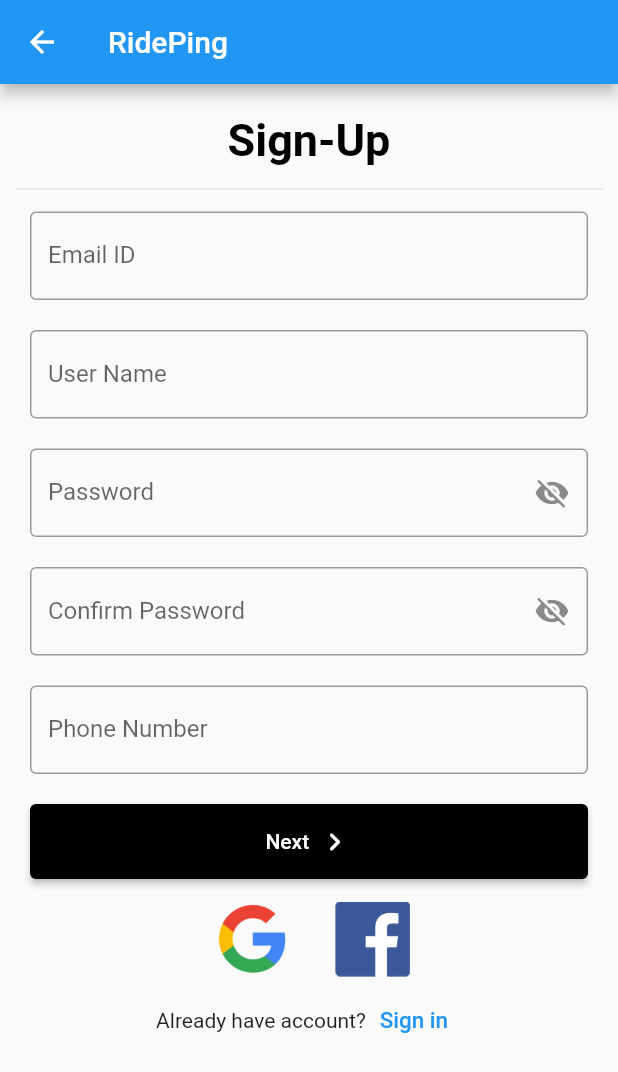
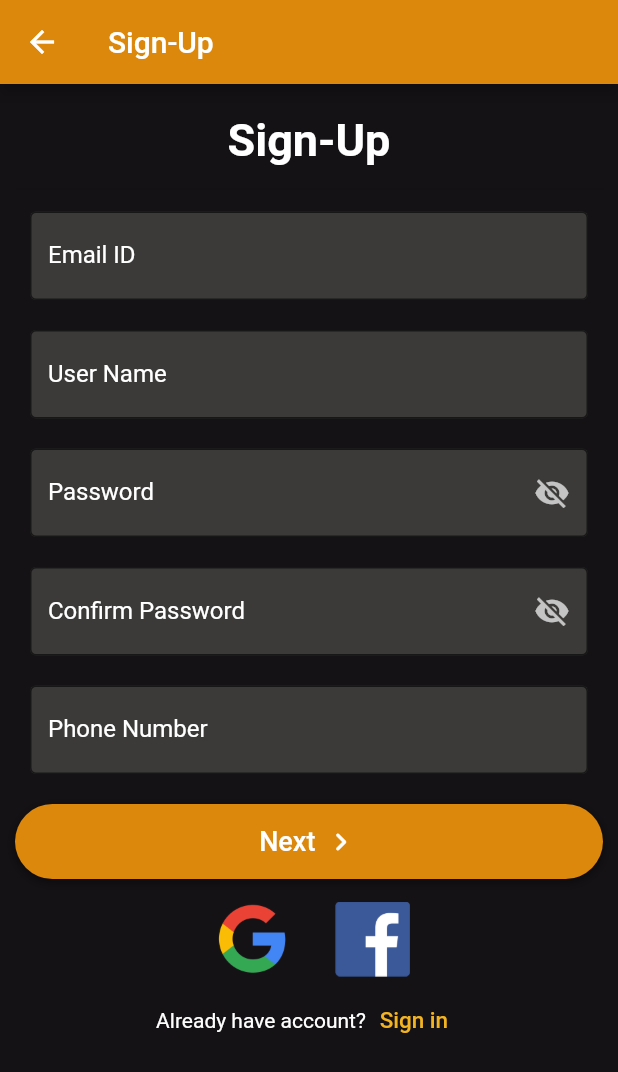
Before and after one commit to kavinduChamithG/car-pooling-app, a Flutter app: the SignUpScreen screen opened directly, on a phone screen of 412 x 824 dp. Shown: the top 1072 px of the screen. Run offline on Flutter 3.47's test engine with Material 2 defaults, Android fonts, the phone set to English and light mode, and no system bars; our stand-ins replace firebase_auth, firebase_core, firebase_database, firebase_messaging, fluttertoast, geolocator and 1 more; missing offline and left inert: flutter_geofire; accounts and stored records are empty.

Commit message:
Sixth commit till final UI for first sprint

```diff
--- a/lib/authentication/signup_screen.dart
+++ b/lib/authentication/signup_screen.dart
@@ -139,8 +139,10 @@ class _SignUpScreenState extends State<SignUpScreen>
   Widget build(BuildContext context) {
     return Scaffold(
       appBar: AppBar(
-        title: const Text('RidePing'),
+        title: const Text('Sign-Up'),
+        backgroundColor: Color.fromARGB(255, 219, 136, 12),
       ),
+      backgroundColor: Color.fromARGB(255, 21, 18, 22),
       body: Padding(
         padding: const EdgeInsets.all(10),
         child: ListView(
@@ -151,7 +153,7 @@ class _SignUpScreenState extends State<SignUpScreen>
                 child: const Text(
                   'Sign-Up',
                   style: TextStyle(
-                      color: Colors.black,
+                      color: Color.fromARGB(255, 255, 255, 255),
                       fontWeight: FontWeight.w600,
                       fontSize: 30),
                 )),
@@ -163,11 +165,17 @@ class _SignUpScreenState extends State<SignUpScreen>
               child: TextField(
                 key: ValueKey("emailID"),
                 controller: emailTextEditingController,
+                style: TextStyle(color: Colors.white),
                 keyboardType: TextInputType.emailAddress,
                 // validator: EmailFieldValidator.validate,
                 decoration: const InputDecoration(
                   border: OutlineInputBorder(),
                   labelText: 'Email ID',
+                  labelStyle: TextStyle(color: Colors.white), // set the label text color to white
+                  focusedBorder: OutlineInputBorder(
+                  borderSide: BorderSide(color: Color.fromARGB(255, 219, 136, 12),)),
+                  filled: true, // Set filled to true
+                  fillColor: Color.fromARGB(184, 74, 73, 71),
                 ),
               ),
             ),
@@ -177,9 +185,15 @@ class _SignUpScreenState extends State<SignUpScreen>
               child: TextField(
                 key: ValueKey("userName"),
                 controller: nameTextEditingController,
+                style: TextStyle(color: Colors.white),
                 decoration: const InputDecoration(
                   border: OutlineInputBorder(),
                   labelText: 'User Name',
+                  labelStyle: TextStyle(color: Colors.white), // set the label text color to white
+                  focusedBorder: OutlineInputBorder(
+                  borderSide: BorderSide(color: Color.fromARGB(255, 219, 136, 12),)),
+                  filled: true, // Set filled to true
+                  fillColor: Color.fromARGB(184, 74, 73, 71),
                 ),
               ),
             ),
@@ -191,9 +205,15 @@ class _SignUpScreenState extends State<SignUpScreen>
               key: ValueKey("password"),
               obscureText: _obscureTextpassword,
               controller: passwordTextEditingController,
+              style: TextStyle(color: Colors.white),
               decoration: InputDecoration(
                 border: OutlineInputBorder(),
                 labelText: 'Password',
+                labelStyle: TextStyle(color: Colors.white), // set the label text color to white
+                focusedBorder: OutlineInputBorder(
+                borderSide: BorderSide(color: Color.fromARGB(255, 219, 136, 12),)),
+                filled: true, // Set filled to true
+                fillColor: Color.fromARGB(184, 74, 73, 71),
                 suffixIcon: GestureDetector(
                   onTap: () {
                     setState(() {
@@ -202,6 +222,7 @@ class _SignUpScreenState extends State<SignUpScreen>
                   },
                   child: Icon(
                     _obscureTextpassword ? Icons.visibility_off : Icons.visibility,
+                    color: Colors.white70,
                   ),
                 ),
               ),
@@ -215,9 +236,15 @@ class _SignUpScreenState extends State<SignUpScreen>
               key: ValueKey("confirmPassword"),
               obscureText: _obscureTextconfirmpassword,
               controller: confirmPasswordTextEditingController,
+              style: TextStyle(color: Colors.white),
               decoration: InputDecoration(
                 border: OutlineInputBorder(),
                 labelText: 'Confirm Password',
+                labelStyle: TextStyle(color: Colors.white), // set the label text color to white
+                focusedBorder: OutlineInputBorder(
+                borderSide: BorderSide(color: Color.fromARGB(255, 219, 136, 12),)),
+                filled: true, // Set filled to true
+                fillColor: Color.fromARGB(184, 74, 73, 71),
                 suffixIcon: GestureDetector(
                   onTap: () {
                     setState(() {
@@ -226,6 +253,7 @@ class _SignUpScreenState extends State<SignUpScreen>
                   },
                   child: Icon(
                     _obscureTextconfirmpassword ? Icons.visibility_off : Icons.visibility,
+                    color: Colors.white70,
                   ),
                 ),
               ),
@@ -236,26 +264,56 @@ class _SignUpScreenState extends State<SignUpScreen>
               child: TextField(
                 key: ValueKey("number"),
                 controller: phoneTextEditingController,
+                style: TextStyle(color: Colors.white),
                 keyboardType: TextInputType.phone,
                 decoration: const InputDecoration(
                   border: OutlineInputBorder(),
                   labelText: 'Phone Number',
+                  labelStyle: TextStyle(color: Colors.white), // set the label text color to white
+                  focusedBorder: OutlineInputBorder(
+                  borderSide: BorderSide(color: Color.fromARGB(255, 219, 136, 12),)),
+                  filled: true, // Set filled to true
+                  fillColor: Color.fromARGB(184, 74, 73, 71),
                 ),
               ),
             ),
-
+SizedBox(height:10),
                 Container(
-                  height: 70,
-                  padding: const EdgeInsets.fromLTRB(10, 10, 10, 10),
+                  height: 50,
+                  width: double.infinity,
+                  decoration: BoxDecoration(
+                  color: Color.fromARGB(255, 219, 136, 12),
+                  borderRadius: BorderRadius.circular(25),
+                  boxShadow: [BoxShadow(
+                  color: Colors.black.withOpacity(0.5),
+                  blurRadius: 5,
+                  offset: Offset(0, 2),
+                     ),
+                    ],
+                    ),
+                  padding: const EdgeInsets.fromLTRB(5, 10, 5, 10),
                   child: ElevatedButton(
                     key: ValueKey("submit"),
+                    //style: ButtonStyle(
+                    //backgroundColor:MaterialStateProperty.all<Color>(Color.fromRGBO(255, 152, 0, 1))),
                     style: ButtonStyle(
-                        backgroundColor:
-                            MaterialStateProperty.all<Color>(Colors.black)),
+                            shape: MaterialStateProperty.all<RoundedRectangleBorder>(
+                               RoundedRectangleBorder(
+                             borderRadius: BorderRadius.circular(25),
+                                ),
+                              ),
+                              backgroundColor: MaterialStateProperty.all<Color>(Colors.transparent),
+                              elevation: MaterialStateProperty.all<double>(0),
+
+
+                            //backgroundColor:MaterialStateProperty.all<Color>(Color.fromARGB(255, 250, 192, 3)),
+                            //foregroundColor: MaterialStateProperty.all<Color>(Colors.black)),
+                        ),
+
                     child: Row(
                       mainAxisAlignment: MainAxisAlignment.center,
                       children: [
-                        Text('Next', textAlign: TextAlign.center),
+                        Text('Next', textAlign: TextAlign.center, style: TextStyle(fontSize: 18),),
                         SizedBox(width: 5), // Adding some space between the text and icon
                         Icon(Icons.navigate_next_rounded),
                       ],
@@ -415,6 +473,8 @@ class _SignUpScreenState extends State<SignUpScreen>
 
                   ),
                 ),
+
+            SizedBox(height:10),
             Container(
               child: Row(
                 mainAxisAlignment: MainAxisAlignment.center,
@@ -458,10 +518,11 @@ class _SignUpScreenState extends State<SignUpScreen>
                 child: Row(
                   children: <Widget>[
 
-                    const Text("Already have account?"),
+                    const Text("Already have account?",
+                     style: TextStyle(color: Colors.white),),
                     TextButton(
                       style: ButtonStyle(
-                        foregroundColor: MaterialStateProperty.all<Color>(Colors.blue),
+                        foregroundColor: MaterialStateProperty.all<Color>(Color.fromARGB(255, 243, 180, 33)),
                       ),
                       child: const Text(
                         'Sign in',
```
Also changed, not shown: lib/authentication/car_info_screen.dart (+37 -9 lines), lib/authentication/login_screen.dart (+12 -10 lines), lib/mainScreen/main_screen.dart (+4 -3 lines), lib/splashScreen/splash_screen.dart (+4 -3 lines), lib/widgets/progress_dialog.dart (+4 -4 lines), pubspec.yaml (+7 -2 lines), images/flash10.jpg (added), images/flash11.jpg (added), pubspec.lock.
